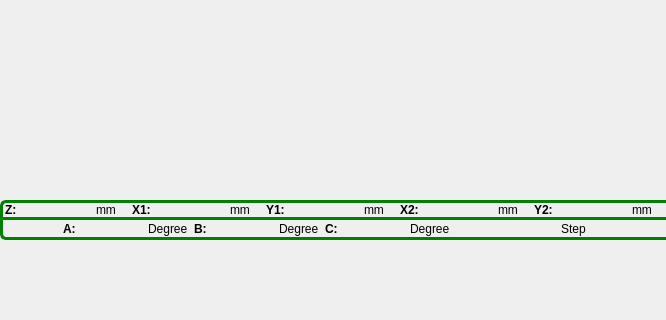
Above: mainframe.ui from dongdong-2009/3-5AxisRobot before the change; both pictures show x 0 to 666 and y 280 to 600 of the 800 by 600 pixel window. Below: the same form after it.
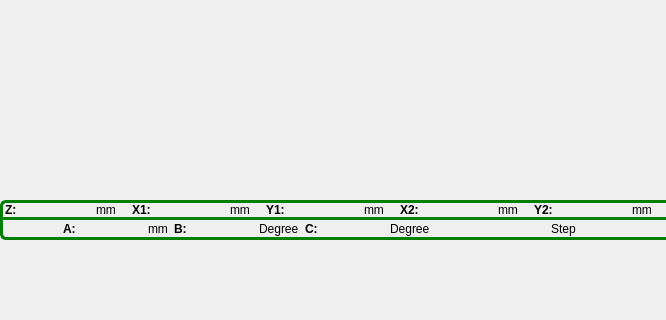
That is the form after the change. Custom widgets are drawn as their Qt base class.

Diff of the .ui file:
```diff
--- a/mainframe.ui
+++ b/mainframe.ui
@@ -518,7 +518,7 @@
       <item>
        <widget class="QLabel" name="ammLabel">
         <property name="text">
-         <string>Degree</string>
+         <string>mm</string>
         </property>
        </widget>
       </item>
```
